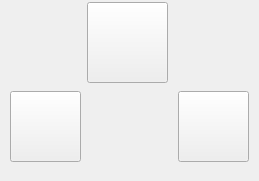
First picture: the form in option.ui, repository Steel-B/MyGame, before the edit.
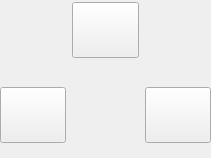
Second picture: the form after the edit. Icons and pictures are not drawn.

What changed in the file:
```diff
--- a/option.ui
+++ b/option.ui
@@ -6,29 +6,29 @@
    <rect>
     <x>0</x>
     <y>0</y>
-    <width>259</width>
-    <height>181</height>
+    <width>211</width>
+    <height>158</height>
    </rect>
   </property>
   <property name="windowTitle">
    <string>Form</string>
   </property>
-  <widget class="QWidget" name="layoutWidget">
+  <widget class="QWidget" name="">
    <property name="geometry">
     <rect>
-     <x>10</x>
-     <y>-10</y>
-     <width>239</width>
-     <height>181</height>
+     <x>0</x>
+     <y>2</y>
+     <width>211</width>
+     <height>141</height>
     </rect>
    </property>
-   <layout class="QGridLayout" name="gridLayout_2">
+   <layout class="QGridLayout" name="gridLayout">
     <item row="0" column="1">
      <widget class="QPushButton" name="up">
       <property name="minimumSize">
        <size>
-        <width>81</width>
-        <height>81</height>
+        <width>61</width>
+        <height>56</height>
        </size>
       </property>
       <property name="maximumSize">
@@ -39,29 +39,8 @@
       </property>
       <property name="styleSheet">
        <string notr="true">border-image: url(:/images/images/place point/up1.png);
-border-image: url(:/images/images/place point/up2.png);</string>
-      </property>
-      <property name="text">
-       <string/>
-      </property>
-     </widget>
-    </item>
-    <item row="1" column="0">
-     <widget class="QPushButton" name="sell">
-      <property name="minimumSize">
-       <size>
-        <width>71</width>
-        <height>71</height>
-       </size>
-      </property>
-      <property name="maximumSize">
-       <size>
-        <width>71</width>
-        <height>71</height>
-       </size>
-      </property>
-      <property name="styleSheet">
-       <string notr="true">border-image: url(:/images/images/place point/sell.png);</string>
+border-image: url(:/images/images/place point/empt.png);
+image: url(:/images/images/place point/up2.png);</string>
       </property>
       <property name="text">
        <string/>
@@ -71,22 +50,45 @@
     <item row="1" column="1">
      <spacer name="horizontalSpacer_2">
       <property name="orientation">
-       <enum>Qt::Horizontal</enum>
+       <enum>Qt::Vertical</enum>
       </property>
       <property name="sizeHint" stdset="0">
        <size>
-        <width>40</width>
-        <height>20</height>
+        <width>20</width>
+        <height>40</height>
        </size>
       </property>
      </spacer>
     </item>
-    <item row="1" column="2">
+    <item row="2" column="0">
+     <widget class="QPushButton" name="sell">
+      <property name="minimumSize">
+       <size>
+        <width>61</width>
+        <height>56</height>
+       </size>
+      </property>
+      <property name="maximumSize">
+       <size>
+        <width>71</width>
+        <height>71</height>
+       </size>
+      </property>
+      <property name="styleSheet">
+       <string notr="true">border-image: url(:/images/images/place point/empt.png);
+image: url(:/images/images/place point/sell.png);</string>
+      </property>
+      <property name="text">
+       <string/>
+      </property>
+     </widget>
+    </item>
+    <item row="2" column="2">
      <widget class="QPushButton" name="cancel2">
       <property name="minimumSize">
        <size>
-        <width>71</width>
-        <height>71</height>
+        <width>61</width>
+        <height>56</height>
        </size>
       </property>
       <property name="maximumSize">
```
Left out of the diff: 5 changed lines with no effect on the pictures.
